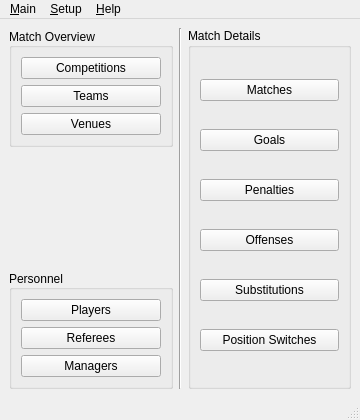
Above: code/pyqt/gui/main_switchboard.ui from soccermetrics/marcotti-desktop before the change. Below: the same form after it.
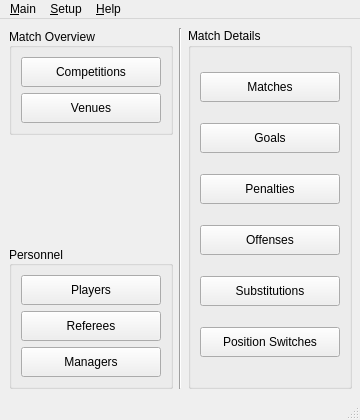
That is the form after the change.

Commit message: Removed Teams button from switchboard UIs (Closed #34)

The edit to the form file:
```diff
--- a/code/pyqt/gui/main_switchboard.ui
+++ b/code/pyqt/gui/main_switchboard.ui
@@ -27,6 +27,136 @@
   </property>
   <widget class="QWidget" name="centralwidget">
    <layout class="QGridLayout" name="gridLayout">
+    <item row="0" column="1">
+     <widget class="Line" name="line">
+      <property name="orientation">
+       <enum>Qt::Vertical</enum>
+      </property>
+     </widget>
+    </item>
+    <item row="0" column="2">
+     <widget class="QGroupBox" name="groupBox_3">
+      <property name="title">
+       <string>Match Details</string>
+      </property>
+      <layout class="QVBoxLayout" name="verticalLayout_3">
+       <item>
+        <widget class="QPushButton" name="matchButton">
+         <property name="minimumSize">
+          <size>
+           <width>140</width>
+           <height>30</height>
+          </size>
+         </property>
+         <property name="maximumSize">
+          <size>
+           <width>140</width>
+           <height>30</height>
+          </size>
+         </property>
+         <property name="text">
+          <string>Matches</string>
+         </property>
+        </widget>
+       </item>
+       <item>
+        <widget class="QPushButton" name="goalButton">
+         <property name="minimumSize">
+          <size>
+           <width>140</width>
+           <height>30</height>
+          </size>
+         </property>
+         <property name="maximumSize">
+          <size>
+           <width>140</width>
+           <height>30</height>
+          </size>
+         </property>
+         <property name="text">
+          <string>Goals</string>
+         </property>
+        </widget>
+       </item>
+       <item>
+        <widget class="QPushButton" name="penButton">
+         <property name="minimumSize">
+          <size>
+           <width>140</width>
+           <height>30</height>
+          </size>
+         </property>
+         <property name="maximumSize">
+          <size>
+           <width>140</width>
+           <height>30</height>
+          </size>
+         </property>
+         <property name="text">
+          <string>Penalties</string>
+         </property>
+        </widget>
+       </item>
+       <item>
+        <widget class="QPushButton" name="offenseButton">
+         <property name="minimumSize">
+          <size>
+           <width>140</width>
+           <height>30</height>
+          </size>
+         </property>
+         <property name="maximumSize">
+          <size>
+           <width>140</width>
+           <height>30</height>
+          </size>
+         </property>
+         <property name="text">
+          <string>Offenses</string>
+         </property>
+        </widget>
+       </item>
+       <item>
+        <widget class="QPushButton" name="subButton">
+         <property name="minimumSize">
+          <size>
+           <width>140</width>
+           <height>30</height>
+          </size>
+         </property>
+         <property name="maximumSize">
+          <size>
+           <width>140</width>
+           <height>30</height>
+          </size>
+         </property>
+         <property name="text">
+          <string>Substitutions</string>
+         </property>
+        </widget>
+       </item>
+       <item>
+        <widget class="QPushButton" name="switchButton">
+         <property name="minimumSize">
+          <size>
+           <width>140</width>
+           <height>30</height>
+          </size>
+         </property>
+         <property name="maximumSize">
+          <size>
+           <width>140</width>
+           <height>30</height>
+          </size>
+         </property>
+         <property name="text">
+          <string>Position Switches</string>
+         </property>
+        </widget>
+       </item>
+      </layout>
+     </widget>
+    </item>
     <item row="0" column="0">
      <layout class="QVBoxLayout" name="verticalLayout_4">
       <item>
@@ -43,20 +173,37 @@
         <layout class="QVBoxLayout" name="verticalLayout">
          <item>
           <widget class="QPushButton" name="compButton">
+           <property name="minimumSize">
+            <size>
+             <width>140</width>
+             <height>30</height>
+            </size>
+           </property>
+           <property name="maximumSize">
+            <size>
+             <width>140</width>
+             <height>30</height>
+            </size>
+           </property>
            <property name="text">
             <string>Competitions</string>
            </property>
           </widget>
          </item>
-         <item>
-          <widget class="QPushButton" name="teamButton">
-           <property name="text">
-            <string>Teams</string>
-           </property>
-          </widget>
-         </item>
          <item>
           <widget class="QPushButton" name="venueButton">
+           <property name="minimumSize">
+            <size>
+             <width>140</width>
+             <height>30</height>
+            </size>
+           </property>
+           <property name="maximumSize">
+            <size>
+             <width>140</width>
+             <height>30</height>
+            </size>
+           </property>
            <property name="text">
             <string>Venues</string>
            </property>
@@ -89,6 +236,18 @@
         <layout class="QVBoxLayout" name="verticalLayout_2">
          <item>
           <widget class="QPushButton" name="playerButton">
+           <property name="minimumSize">
+            <size>
+             <width>140</width>
+             <height>30</height>
+            </size>
+           </property>
+           <property name="maximumSize">
+            <size>
+             <width>140</width>
+             <height>30</height>
+            </size>
+           </property>
            <property name="text">
             <string>Players</string>
            </property>
@@ -96,6 +255,18 @@
          </item>
          <item>
           <widget class="QPushButton" name="refereeButton">
+           <property name="minimumSize">
+            <size>
+             <width>140</width>
+             <height>30</height>
+            </size>
+           </property>
+           <property name="maximumSize">
+            <size>
+             <width>140</width>
+             <height>30</height>
+            </size>
+           </property>
            <property name="text">
             <string>Referees</string>
            </property>
@@ -103,6 +274,18 @@
          </item>
          <item>
           <widget class="QPushButton" name="managerButton">
+           <property name="minimumSize">
+            <size>
+             <width>140</width>
+             <height>30</height>
+            </size>
+           </property>
+           <property name="maximumSize">
+            <size>
+             <width>140</width>
+             <height>30</height>
+            </size>
+           </property>
            <property name="text">
             <string>Managers</string>
            </property>
@@ -113,64 +296,6 @@
       </item>
      </layout>
     </item>
-    <item row="0" column="1">
-     <widget class="Line" name="line">
-      <property name="orientation">
-       <enum>Qt::Vertical</enum>
-      </property>
-     </widget>
-    </item>
-    <item row="0" column="2">
-     <widget class="QGroupBox" name="groupBox_3">
-      <property name="title">
-       <string>Match Details</string>
-      </property>
-      <layout class="QVBoxLayout" name="verticalLayout_3">
-       <item>
-        <widget class="QPushButton" name="matchButton">
-         <property name="text">
-          <string>Matches</string>
-         </property>
-        </widget>
-       </item>
-       <item>
-        <widget class="QPushButton" name="goalButton">
-         <property name="text">
-          <string>Goals</string>
-         </property>
-        </widget>
-       </item>
-       <item>
-        <widget class="QPushButton" name="penButton">
-         <property name="text">
-          <string>Penalties</string>
-         </property>
-        </widget>
-       </item>
-       <item>
-        <widget class="QPushButton" name="offenseButton">
-         <property name="text">
-          <string>Offenses</string>
-         </property>
-        </widget>
-       </item>
-       <item>
-        <widget class="QPushButton" name="subButton">
-         <property name="text">
-          <string>Substitutions</string>
-         </property>
-        </widget>
-       </item>
-       <item>
-        <widget class="QPushButton" name="switchButton">
-         <property name="text">
-          <string>Position Switches</string>
-         </property>
-        </widget>
-       </item>
-      </layout>
-     </widget>
-    </item>
    </layout>
   </widget>
   <widget class="QMenuBar" name="menubar">
```
The commit also changes 3 other files.
